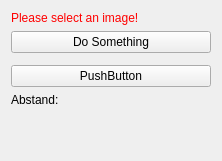
Before: the Qt Designer form Plugins/org.mitk.gui.qt.PluginProject/src/internal/PluginProjectControls.ui in hgoetzTHU/MITK, drawn with Qt 5.
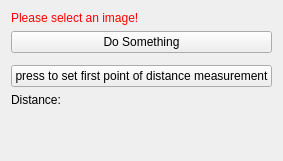
After: the same form once the commit is applied. Custom widgets are drawn as their Qt base class.

Commit message: Meilenstein 1 hinzugefügt

Diff of the .ui file:
```diff
--- a/Plugins/org.mitk.gui.qt.PluginProject/src/internal/PluginProjectControls.ui
+++ b/Plugins/org.mitk.gui.qt.PluginProject/src/internal/PluginProjectControls.ui
@@ -46,14 +46,14 @@
    <item>
     <widget class="QPushButton" name="pushButton">
      <property name="text">
-      <string>PushButton</string>
+      <string>press to set first point of distance measurement</string>
      </property>
     </widget>
    </item>
    <item>
     <widget class="QLabel" name="label">
      <property name="text">
-      <string>Abstand:</string>
+      <string>Distance:</string>
      </property>
     </widget>
    </item>
```
Left out of the diff: 4 changed lines with no effect on the pictures. The commit also changes 2 other files.
